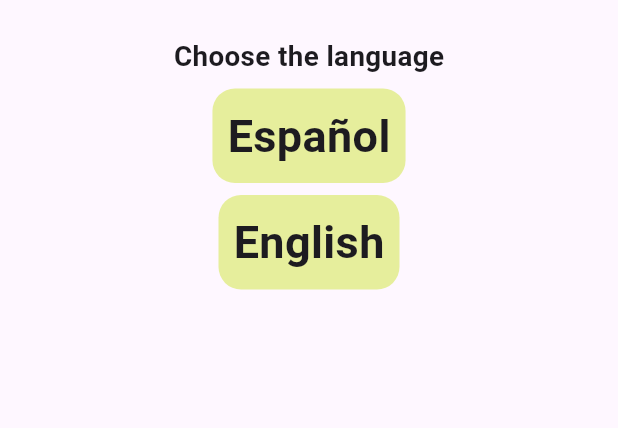
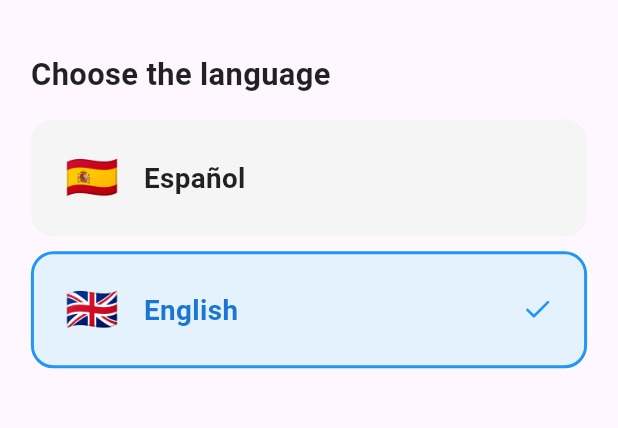
Before and after one commit to ManuelJesus2006/ManuleWeather, a Flutter app: the OnboardingScreen screen opened by its route, on a phone screen of 412 x 824 dp, the part 63-491 px from its top. Run offline on Flutter 3.47's test engine with Material 3 defaults, Android fonts, the phone set to English and light mode, and no system bars; our stand-ins replace geolocator, go_router, google_fonts, lucide_icons, package_info_plus, shared_preferences; accounts and stored records are empty; network calls fail.

Commit message:
Algunos cambios faltantes

```diff
--- a/lib/presentation/screens/onboarding_screen.dart
+++ b/lib/presentation/screens/onboarding_screen.dart
@@ -1,5 +1,6 @@
 import 'package:flutter/material.dart';
 import 'package:go_router/go_router.dart';
+import 'package:lucide_icons/lucide_icons.dart';
 import 'package:manule_weather/providers/config_provider.dart';
 import 'package:manule_weather/utils/Utils.dart';
 import 'package:provider/provider.dart';
@@ -11,6 +12,7 @@
   Widget build(BuildContext context) {
     double screenWidth = MediaQuery.of(context).size.width;
     final configProvider = Provider.of<ConfigProvider>(context);
+
     return Scaffold(
       appBar: AppBar(
         title: Text(Utils.stringWelcome(configProvider.idiomaActual)),
@@ -18,52 +20,86 @@
         automaticallyImplyLeading: false,
       ),
       body: Padding(
-        padding: const EdgeInsets.all(10.0),
-        child: Center(
+        padding: EdgeInsets.all(screenWidth * 0.05),
         child: Column(
+          crossAxisAlignment: CrossAxisAlignment.start,
           children: [
             Text(
               Utils.stringChooseLanguageText(configProvider.idiomaActual),
               style: TextStyle(
                 fontWeight: FontWeight.bold,
-                  fontSize: screenWidth * 0.045,
+                fontSize: screenWidth * 0.05,
+                color: Colors.black87,
               ),
             ),
-              SizedBox(height: 8),
+            SizedBox(height: 16),
             Expanded(
               child: ListView.separated(
                 itemCount: configProvider.idiomasActuales.length,
+                separatorBuilder: (context, index) => SizedBox(height: 10),
                 itemBuilder: (context, index) {
-                    String idiomaActualBucle = configProvider.idiomasActuales[index];
+                  String idiomaActualBucle =
+                      configProvider.idiomasActuales[index];
+                  bool isSeleccionado =
+                      idiomaActualBucle == configProvider.idiomaActual;
+
                   return GestureDetector(
                     onTap: () {
                       configProvider.cambiarIdioma(idiomaActualBucle);
                       configProvider.validarPrimeraVez();
                       context.pop();
                     },
-                      child: Center(
                     child: Container(
-                          padding: EdgeInsets.all(10),
+                      padding: EdgeInsets.symmetric(
+                        horizontal: screenWidth * 0.05,
+                        vertical: screenWidth * 0.04,
+                      ),
                       decoration: BoxDecoration(
-                            color: Colors.lime[200],
+                        color: isSeleccionado
+                            ? Colors.blue[50]
+                            : Colors.grey[100],
                         borderRadius: BorderRadius.circular(15),
+                        border: Border.all(
+                          color: isSeleccionado
+                              ? Colors.blue
+                              : Colors.transparent,
+                          width: 2,
                         ),
-                          child: Text(
-                            Utils.obtenerIdiomaText(
-                              idiomaActualBucle,
                       ),
-                            style: TextStyle(fontWeight: FontWeight.w700, fontSize: 30),
+                      child: Row(
+                        children: [
+                          Text(
+                            Utils.getFlagEmoji(idiomaActualBucle),
+                            style: TextStyle(fontSize: screenWidth * 0.07),
                           ),
+                          SizedBox(width: screenWidth * 0.04),
+                          Text(
+                            Utils.obtenerIdiomaText(idiomaActualBucle),
+                            style: TextStyle(
+                              fontWeight: FontWeight.w600,
+                              fontSize: screenWidth * 0.045,
+                              color: isSeleccionado
+                                  ? Colors.blue[700]
+                                  : Colors.black87,
+                            ),
+                          ),
+                          Spacer(),
+                          if (isSeleccionado)
+                            Icon(
+                              LucideIcons.check,
+                              color: Colors.blue,
+                              size: screenWidth * 0.05,
+                            ),
+                        ],
                       ),
                     ),
                   );
-                  }, separatorBuilder: (BuildContext context, int index) { return SizedBox(height: 8,); },
+                },
               ),
             ),
           ],
         ),
       ),
-      ),
     );
   }
 }
--- a/lib/presentation/screens/splash_screen.dart
+++ b/lib/presentation/screens/splash_screen.dart
@@ -25,17 +25,21 @@
     _getLocalizacionActual();
   }
 
+
   _getLocalizacionActual() async {
     //Abrimos el configProvider
     final configProvider = Provider.of<ConfigProvider>(
         context,
         listen: false,
       );
-    bool serviceEnabled;
-    LocationPermission permission;
+
+      await configProvider.comprobarIdiomaYPrimeraVez();
 
     //Antes de hacer toda la logica principal avisamos al usuario en el caso de que haya actualizacion
     await VersionService().comprobarActualizacion(configProvider.idiomaActual, context);
+
+    bool serviceEnabled;
+    LocationPermission permission;
 
     // Verifica si los servicios de ubicación están activados en el dispositivo
     serviceEnabled = await Geolocator.isLocationServiceEnabled();
@@ -61,8 +65,6 @@
       print('Permisos denegados permanentemente.');
       return;
     }
-
-    await configProvider.comprobarIdiomaYPrimeraVez();
 
     print(configProvider.primeraVez);
 
--- a/lib/services/version_service.dart
+++ b/lib/services/version_service.dart
@@ -27,7 +27,7 @@
           title: Text(Utils.stringNewUpdate(idiomaActual, versionServer)),
           content: Text(Utils.stringUpdateWarningContent(idiomaActual)),
           actions: [
-            TextButton(onPressed: () {Navigator.pop(context);}, child: Text("Mejor no")),
+            TextButton(onPressed: () {Navigator.pop(context);}, child: Text(Utils.stringNotYet(idiomaActual))),
             TextButton(
               onPressed: () async {
                 await launchUrl(
@@ -35,7 +35,7 @@
                   mode: LaunchMode.externalApplication,
                 );
               },
-              child: Text("Actualizar"),
+              child: Text(Utils.stringUpdate(idiomaActual)),
             ),
           ],
         ));
--- a/lib/utils/Utils.dart
+++ b/lib/utils/Utils.dart
@@ -554,4 +554,19 @@
     else
       return 'ManuleWeather has updated! Download this new version in order to receive new function and improvements';
   }
+
+  static String stringNotYet(String idioma) {
+    if (idioma == 'es')
+      return "Mejor no";
+    else
+      return 'Maybe later';
+  }
+
+  static String stringUpdate(String idioma){
+    if (idioma == 'es'){
+      return "Actualizar";
+    }else{
+      return "Update";
+    }
+  }
 }
```
Also changed, not shown: 1 other file. Lines whose indentation alone changed are shown as unchanged.
